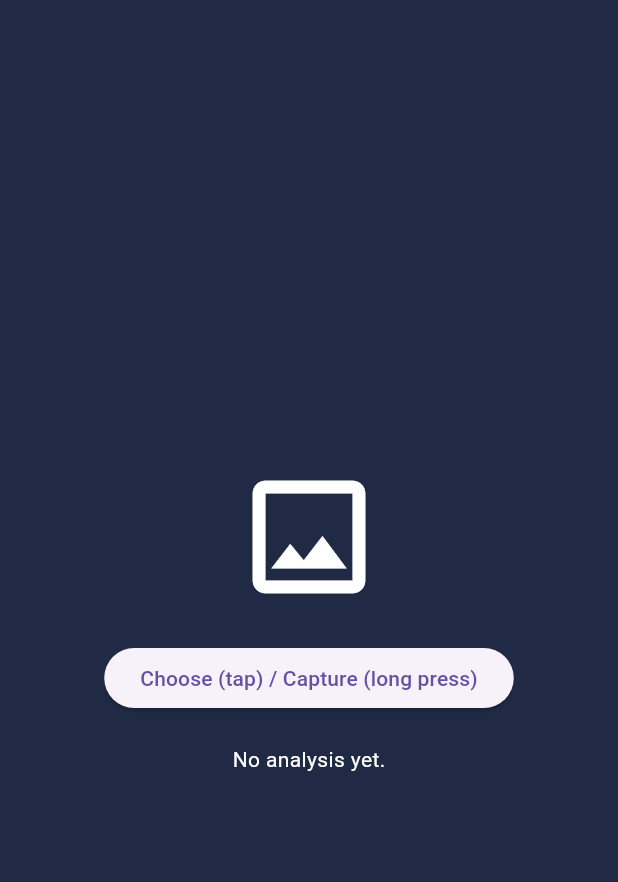
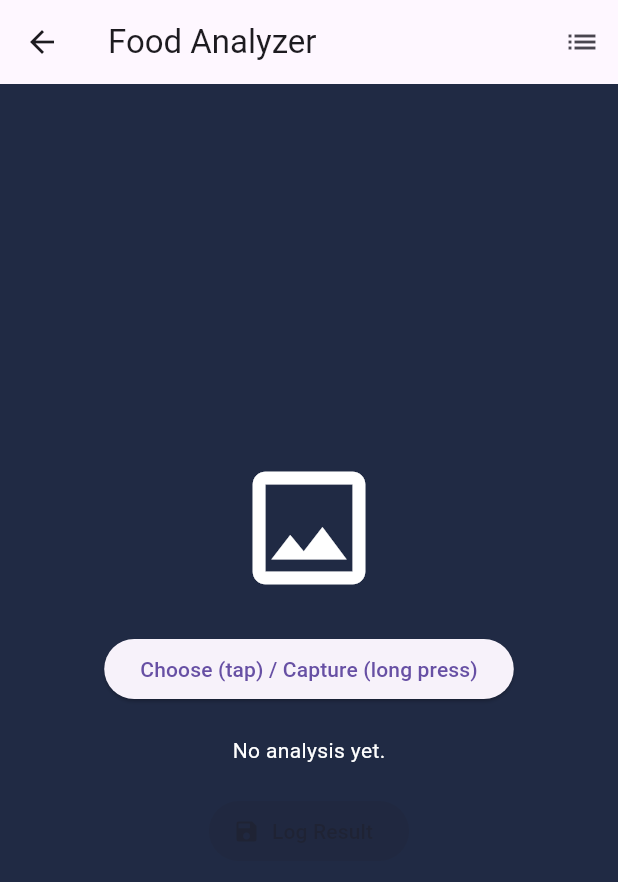
Before and after one commit to azzam404/fitnessbetav2, a Flutter app: the BottomnavState screen opened directly, after a tap on the "camera alt" icon, on a phone screen of 412 x 824 dp. Shown: the top 882 px of the screen. Run offline on Flutter 3.47's test engine with Material 3 defaults, Android fonts, the phone set to English and light mode, and no system bars; our stand-ins replace camera, carousel_slider, cloud_firestore, firebase_auth, firebase_core, fl_chart and 1 more; accounts and stored records are empty.

Commit message:
1st june

```diff
--- /dev/null
+++ b/lib/pages/analytics.dart
@@ -0,0 +1,155 @@
+import 'package:flutter/material.dart';
+import 'package:cloud_firestore/cloud_firestore.dart';
+import 'package:fl_chart/fl_chart.dart';
+import 'package:intl/intl.dart';
+
+class AnalyticsPage extends StatefulWidget {
+  const AnalyticsPage({super.key});
+
+  @override
+  State<AnalyticsPage> createState() => _AnalyticsPageState();
+}
+
+class _AnalyticsPageState extends State<AnalyticsPage> {
+  final CollectionReference _logsCollection =
+  FirebaseFirestore.instance.collection('food_logs');
+
+  @override
+  Widget build(BuildContext context) {
+    return Scaffold(
+      backgroundColor: const Color.fromRGBO(32, 42, 68, 1),
+      appBar: AppBar(
+        backgroundColor: const Color.fromRGBO(32, 42, 68, 1),
+        title: const Text('Analytics', style: TextStyle(color: Colors.white)),
+        centerTitle: true,
+      ),
+      body: StreamBuilder<QuerySnapshot>(
+        stream: _logsCollection.orderBy('timestamp', descending: true).snapshots(),
+        builder: (context, snapshot) {
+          if (snapshot.connectionState == ConnectionState.waiting) {
+            return const Center(
+                child: CircularProgressIndicator(color: Colors.white));
+          }
+
+          if (!snapshot.hasData || snapshot.data!.docs.isEmpty) {
+            return const Center(
+                child: Text('No data available.',
+                    style: TextStyle(color: Colors.white)));
+          }
+
+          final logs = snapshot.data!.docs;
+
+          // Aggregate data by date
+          Map<String, Map<String, double>> aggregatedData = {};
+          for (var log in logs) {
+            final data = log.data() as Map<String, dynamic>;
+            final timestamp = (data['timestamp'] as Timestamp).toDate();
+            final dateKey = DateFormat('yyyy-MM-dd').format(timestamp);
+
+            if (!aggregatedData.containsKey(dateKey)) {
+              aggregatedData[dateKey] = {
+                'calories': 0.0,
+                'protein': 0.0,
+                'carbs': 0.0,
+                'fat': 0.0,
+              };
+            }
+
+            aggregatedData[dateKey]!['calories'] =
+                (aggregatedData[dateKey]!['calories'] ?? 0.0) + (data['calories'] ?? 0).toDouble();
+            aggregatedData[dateKey]!['protein'] =
+                (aggregatedData[dateKey]!['protein'] ?? 0.0) + (data['protein'] ?? 0).toDouble();
+            aggregatedData[dateKey]!['carbs'] =
+                (aggregatedData[dateKey]!['carbs'] ?? 0.0) + (data['carbs'] ?? 0).toDouble();
+            aggregatedData[dateKey]!['fat'] =
+                (aggregatedData[dateKey]!['fat'] ?? 0.0) + (data['fat'] ?? 0).toDouble();
+          }
+
+          final dates = aggregatedData.keys.toList()..sort();
+          final labels = dates.map((d) {
+            final date = DateTime.parse(d);
+            return DateFormat('MM/dd').format(date);
+          }).toList();
+
+          return Padding(
+            padding: const EdgeInsets.all(16),
+            child: BarChart(
+              BarChartData(
+                maxY: _getMaxY(aggregatedData),
+                barGroups: _buildBarGroups(aggregatedData, dates),
+                titlesData: FlTitlesData(
+                  leftTitles: AxisTitles(
+                    sideTitles: SideTitles(
+                      showTitles: true,
+                      getTitlesWidget: (value, meta) {
+                        return Text(
+                          '${value.toInt()} kcal',
+                          style: const TextStyle(color: Colors.white, fontSize: 12),
+                        );
+                      },
+                      reservedSize: 40,
+                    ),
+                  ),
+                  bottomTitles: AxisTitles(
+                    sideTitles: SideTitles(
+                      showTitles: true,
+                      getTitlesWidget: (value, meta) {
+                        int index = value.toInt();
+                        if (index >= 0 && index < labels.length) {
+                          return Text(
+                            labels[index],
+                            style: const TextStyle(color: Colors.white, fontSize: 12),
+                          );
+                        }
+                        return const SizedBox.shrink();
+                      },
+                    ),
+                  ),
+                  topTitles: AxisTitles(
+                      sideTitles: SideTitles(showTitles: false)),
+                  rightTitles: AxisTitles(
+                      sideTitles: SideTitles(showTitles: false)),
+                ),
+                borderData: FlBorderData(show: false),
+                gridData: FlGridData(show: false),
+                barTouchData: BarTouchData(enabled: true),
+              ),
+            ),
+          );
+        },
+      ),
+    );
+  }
+
+  List<BarChartGroupData> _buildBarGroups(
+      Map<String, Map<String, double>> aggregatedData, List<String> dates) {
+    List<BarChartGroupData> barGroups = [];
+    for (int i = 0; i < dates.length; i++) {
+      final values = aggregatedData[dates[i]]!;
+      barGroups.add(
+        BarChartGroupData(
+          x: i,
+          barRods: [
+            BarChartRodData(
+              toY: (values['calories'] ?? 0.0),
+              color: Colors.greenAccent,
+              width: 16,
+              borderRadius: BorderRadius.circular(4),
+            ),
+          ],
+        ),
+      );
+    }
+    return barGroups;
+  }
+
+  double _getMaxY(Map<String, Map<String, double>> aggregatedData) {
+    double maxY = 0;
+    for (var values in aggregatedData.values) {
+      if ((values['calories'] ?? 0.0) > maxY) {
+        maxY = (values['calories'] ?? 0.0);
+      }
+    }
+    return maxY + 100; // add extra space on top
+  }
+}
--- a/lib/pages/camerapage.dart
+++ b/lib/pages/camerapage.dart
@@ -1,10 +1,23 @@
 import 'dart:convert';
 import 'dart:io';
-
 import 'package:flutter/material.dart';
 import 'package:http/http.dart' as http;
 import 'package:image_picker/image_picker.dart';
+import 'package:cloud_firestore/cloud_firestore.dart';
 
+Future<void> logFoodToFirestore(Map<String, dynamic> foodItem) async {
+  final CollectionReference logsCollection =
+  FirebaseFirestore.instance.collection('food_logs');
+
+  await logsCollection.add({
+    'food_name': foodItem['name'],
+    'calories': foodItem['nutrition']['calories'],
+    'protein': foodItem['nutrition']['protein'],
+    'carbs': foodItem['nutrition']['carbs'],
+    'fat': foodItem['nutrition']['fat'],
+    'timestamp': Timestamp.now(),
+  });
+}
 
 class CameraPage extends StatefulWidget {
   const CameraPage({super.key});
@@ -17,6 +30,9 @@ class _CameraPageState extends State<CameraPage> {
   File? image;
   late ImagePicker imagePicker;
   String resultText = "No analysis yet.";
+  bool canLog = false;
+
+  List<dynamic> lastAnalyzedFoodItems = [];
 
   @override
   void initState() {
@@ -30,8 +46,8 @@ class _CameraPageState extends State<CameraPage> {
       setState(() {
         image = File(selectedImage.path);
         resultText = "Analyzing...";
+        canLog = false;
       });
-
       await analyzeFoodFile(image!);
     }
   }
@@ -42,15 +58,14 @@ class _CameraPageState extends State<CameraPage> {
       setState(() {
         image = File(selectedImage.path);
         resultText = "Analyzing...";
+        canLog = false;
       });
-
       await analyzeFoodFile(image!);
     }
   }
 
-
   Future<void> analyzeFoodFile(File imageFile) async {
-    final url = Uri.parse('http://10.0.2.2:8000/analyze-file'); // your backend endpoint
+    final url = Uri.parse('http://10.0.2.2:8000/analyze-file');
 
     var request = http.MultipartRequest('POST', url);
     request.files.add(await http.MultipartFile.fromPath('file', imageFile.path));
@@ -62,51 +77,92 @@ class _CameraPageState extends State<CameraPage> {
       if (response.statusCode == 200) {
         final data = jsonDecode(response.body);
         if (data['success']) {
+          lastAnalyzedFoodItems = data['results'];
+
+          var firstItem = data['results'][0];
           StringBuffer buffer = StringBuffer();
-          for (var item in data['results']) {
-            buffer.writeln('✅ ${item['name']} (${item['probability']})');
-            if (item['nutrition'] != null) {
-              buffer.writeln('  🔥 Calories: ${item['nutrition']['calories']} kcal');
-              buffer.writeln('  🥩 Protein: ${item['nutrition']['protein']} g');
-              buffer.writeln('  🍚 Carbs: ${item['nutrition']['carbs']} g');
-              buffer.writeln('  🛢️ Fat: ${item['nutrition']['fat']} g\n');
-            }
+          buffer.writeln('✅ ${firstItem['name']} (${firstItem['probability']})');
+          if (firstItem['nutrition'] != null) {
+            buffer.writeln('  🔥 Calories: ${firstItem['nutrition']['calories']} kcal');
+            buffer.writeln('  🥩 Protein: ${firstItem['nutrition']['protein']} g');
+            buffer.writeln('  🍚 Carbs: ${firstItem['nutrition']['carbs']} g');
+            buffer.writeln('  🛢️ Fat: ${firstItem['nutrition']['fat']} g');
           }
+
           setState(() {
             resultText = buffer.toString();
+            canLog = true;
           });
         } else {
           setState(() {
             resultText = '❌ Analysis failed: ${data['message']}';
+            canLog = false;
           });
         }
       } else {
         setState(() {
           resultText = '❌ Server error: ${response.statusCode}';
+          canLog = false;
         });
       }
     } catch (e) {
       setState(() {
         resultText = '❌ Error: $e';
+        canLog = false;
       });
     }
   }
 
+  Future<void> logFirstToFirestore(List<dynamic> foodItems) async {
+    if (foodItems.isEmpty) {
+      ScaffoldMessenger.of(context).showSnackBar(
+        const SnackBar(content: Text('❌ No food items to log')),
+      );
+      return;
+    }
+
+    var firstItem = foodItems[0];
+    try {
+      await logFoodToFirestore(firstItem);
+      print('✅ Log saved for ${firstItem['name']}');
+
+      ScaffoldMessenger.of(context).showSnackBar(
+        SnackBar(content: Text('✅ Logged ${firstItem['name']} to Firestore')),
+      );
+    } catch (error) {
+      print('❌ Failed to save log for ${firstItem['name']}: $error');
+
+      ScaffoldMessenger.of(context).showSnackBar(
+        SnackBar(content: Text('❌ Failed to log ${firstItem['name']}')),
+      );
+    }
+  }
 
   @override
   Widget build(BuildContext context) {
     return Scaffold(
-      backgroundColor: Color.fromRGBO(32, 42, 68, 1),
+      backgroundColor: const Color.fromRGBO(32, 42, 68, 1),
+      appBar: AppBar(
+        title: const Text("Food Analyzer"),
+        actions: [
+          IconButton(
+            icon: const Icon(Icons.list),
+            onPressed: () {
+              Navigator.pushNamed(context, '/logs');
+            },
+          ),
+        ],
+      ),
       body: Center(
         child: SingleChildScrollView(
-          padding: EdgeInsets.all(16),
+          padding: const EdgeInsets.all(16),
           child: Column(
             mainAxisAlignment: MainAxisAlignment.center,
             children: <Widget>[
               image == null
-                  ? Icon(Icons.image_outlined, size: 100, color: Colors.white)
+                  ? const Icon(Icons.image_outlined, size: 100, color: Colors.white)
                   : Image.file(image!),
-              SizedBox(height: 20),
+              const SizedBox(height: 20),
               ElevatedButton(
                 onPressed: () {
                   chooseImage();
@@ -114,12 +170,18 @@ class _CameraPageState extends State<CameraPage> {
                 onLongPress: () {
                   captureImage();
                 },
-                child: Text("Choose (tap) / Capture (long press)"),
+                child: const Text("Choose (tap) / Capture (long press)"),
               ),
-              SizedBox(height: 20),
+              const SizedBox(height: 20),
               Text(
                 resultText,
-                style: TextStyle(color: Colors.white),
+                style: const TextStyle(color: Colors.white),
+              ),
+              const SizedBox(height: 20),
+              ElevatedButton.icon(
+                onPressed: canLog ? () => logFirstToFirestore(lastAnalyzedFoodItems) : null,
+                icon: const Icon(Icons.save),
+                label: const Text("Log Result"),
               ),
             ],
           ),
--- a/lib/pages/home.dart
+++ b/lib/pages/home.dart
@@ -2,9 +2,18 @@ import 'package:fitnessbetav2/pages/auth_service.dart';
 import 'package:fitnessbetav2/pages/profilepage.dart';
 import 'package:flutter/material.dart';
 import 'package:camera/camera.dart';
+import 'package:carousel_slider/carousel_slider.dart';
 
 class Homepage extends StatelessWidget {
   const Homepage({super.key});
+
+  final List<Map<String, dynamic>> fitnessTips = const [
+    {"text": "Stay hydrated! 💧", "color": Colors.teal},
+    {"text": "Warm up before workouts. 🔥", "color": Colors.deepOrange},
+    {"text": "Get 7-8 hours of sleep. 💤", "color": Colors.purple},
+    {"text": "Focus on proper form, not just weight. 🏋️", "color": Colors.indigo},
+    {"text": "Consistency is key! 💪", "color": Colors.green},
+  ];
 
   @override
   Widget build(BuildContext context) {
@@ -15,12 +24,12 @@ class Homepage extends StatelessWidget {
       backgroundColor: const Color.fromRGBO(32, 42, 68, 1),
       body: CustomScrollView(
         slivers: [
-          // SliverAppBar (Shrinks on Scroll)
+          // SliverAppBar
           SliverAppBar(
-            expandedHeight: 120.0, // Height when fully expanded
+            expandedHeight: 120.0,
             backgroundColor: const Color.fromRGBO(32, 42, 68, 1),
             floating: false,
-            pinned: true, // Stays at the top when scrolling up
+            pinned: true,
             flexibleSpace: FlexibleSpaceBar(
               titlePadding: const EdgeInsets.only(left: 20, bottom: 10),
               title: const Text(
@@ -91,10 +100,15 @@ class Homepage extends StatelessWidget {
             ),
           ),
 
-          // Fitness Stats (Progress, Calories, Workout, Steps)
+          // Main content
           SliverList(
             delegate: SliverChildListDelegate([
               const SizedBox(height: 10),
+
+              // Fitness Tips Carousel
+              _buildTipsCarousel(context),
+
+              const SizedBox(height: 20),
 
               // Caloric Intake Box
               _buildFitnessCard(
@@ -124,6 +138,57 @@ class Homepage extends StatelessWidget {
           ),
         ],
       ),
+    );
+  }
+
+  // Widget for Fitness Tips Carousel
+  Widget _buildTipsCarousel(BuildContext context) {
+    double screenWidth = MediaQuery.of(context).size.width;
+
+    return CarouselSlider(
+      options: CarouselOptions(
+        height: 180,
+        autoPlay: true,
+        enlargeCenterPage: true,
+        enableInfiniteScroll: true,
+        viewportFraction: 0.95, // wider: closer to screen edges
+      ),
+      items: fitnessTips.map((tip) {
+        return Builder(
+          builder: (BuildContext context) {
+            return Container(
+              width: screenWidth * 0.95,
+              margin: const EdgeInsets.symmetric(horizontal: 2.0),
+              decoration: BoxDecoration(
+                color: tip["color"],
+                borderRadius: BorderRadius.circular(20),
+                boxShadow: [
+                  BoxShadow(
+                    color: Colors.black.withOpacity(0.3),
+                    spreadRadius: 2,
+                    blurRadius: 5,
+                    offset: const Offset(0, 3),
+                  ),
+                ],
+              ),
+              child: Center(
+                child: Padding(
+                  padding: const EdgeInsets.symmetric(horizontal: 16.0),
+                  child: Text(
+                    tip["text"],
+                    textAlign: TextAlign.center,
+                    style: const TextStyle(
+                      fontSize: 20.0,
+                      color: Colors.white,
+                      fontWeight: FontWeight.bold,
+                    ),
+                  ),
+                ),
+              ),
+            );
+          },
+        );
+      }).toList(),
     );
   }
 
--- /dev/null
+++ b/lib/pages/logs.dart
@@ -0,0 +1,151 @@
+import 'package:flutter/material.dart';
+import 'package:cloud_firestore/cloud_firestore.dart';
+import 'package:intl/intl.dart';
+
+class LogsPage extends StatefulWidget {
+  const LogsPage({super.key});
+
+  @override
+  State<LogsPage> createState() => _LogsPageState();
+}
+
+class _LogsPageState extends State<LogsPage> {
+  final CollectionReference _logsCollection =
+  FirebaseFirestore.instance.collection('food_logs');
+
+  @override
+  Widget build(BuildContext context) {
+    return Scaffold(
+      backgroundColor: const Color.fromRGBO(32, 42, 68, 1),
+      appBar: AppBar(
+        backgroundColor: const Color.fromRGBO(32, 42, 68, 1),
+        title: const Text('Food Logs', style: TextStyle(color: Colors.white)),
+        centerTitle: true,
+      ),
+      body: StreamBuilder<QuerySnapshot>(
+        stream: _logsCollection.orderBy('timestamp', descending: true).snapshots(),
+        builder: (context, snapshot) {
+          if (snapshot.connectionState == ConnectionState.waiting) {
+            return const Center(
+                child: CircularProgressIndicator(color: Colors.white));
+          }
+
+          if (!snapshot.hasData || snapshot.data!.docs.isEmpty) {
+            return const Center(
+                child: Text('No logs yet.',
+                    style: TextStyle(color: Colors.white)));
+          }
+
+          final logs = snapshot.data!.docs;
+
+          // Group logs by date
+          Map<String, List<QueryDocumentSnapshot>> groupedLogs = {};
+          for (var log in logs) {
+            final data = log.data() as Map<String, dynamic>;
+            final timestamp = (data['timestamp'] as Timestamp).toDate();
+            final dateKey = DateFormat('yyyy-MM-dd').format(timestamp);
+
+            if (!groupedLogs.containsKey(dateKey)) {
+              groupedLogs[dateKey] = [];
+            }
+            groupedLogs[dateKey]!.add(log);
+          }
+
+          return ListView(
+            children: groupedLogs.entries.map((entry) {
+              final date = DateFormat('MMMM dd, yyyy').format(DateTime.parse(entry.key));
+              final dayLogs = entry.value;
+
+              return Column(
+                crossAxisAlignment: CrossAxisAlignment.start,
+                children: [
+                  Padding(
+                    padding:
+                    const EdgeInsets.symmetric(horizontal: 16, vertical: 8),
+                    child: Text(
+                      date,
+                      style: const TextStyle(
+                          color: Colors.white70,
+                          fontSize: 18,
+                          fontWeight: FontWeight.bold),
+                    ),
+                  ),
+                  ...dayLogs.map((log) {
+                    final data = log.data() as Map<String, dynamic>;
+                    final timestamp = (data['timestamp'] as Timestamp).toDate();
+                    final time = DateFormat('HH:mm').format(timestamp);
+
+                    return Card(
+                      color: const Color.fromRGBO(43, 39, 176, 1),
+                      margin: const EdgeInsets.symmetric(
+                          horizontal: 16, vertical: 4),
+                      child: ListTile(
+                        title: Text(
+                          '${data['food_name'] ?? 'Unknown'}',
+                          style: const TextStyle(
+                              color: Colors.white, fontSize: 18),
+                        ),
+                        subtitle: Padding(
+                          padding: const EdgeInsets.only(top: 4),
+                          child: Text(
+                            '⏰ $time\n'
+                                '🔥 Calories: ${_formatNumber(data['calories'])} kcal\n'
+                                '🥩 Protein: ${_formatNumber(data['protein'])} g | '
+                                '🍚 Carbs: ${_formatNumber(data['carbs'])} g | '
+                                '🛢️ Fat: ${_formatNumber(data['fat'])} g',
+                            style: const TextStyle(
+                                color: Colors.white70, fontSize: 14),
+                          ),
+                        ),
+                        trailing: IconButton(
+                          icon: const Icon(Icons.delete, color: Colors.redAccent),
+                          onPressed: () => _deleteLog(log.id),
+                        ),
+                      ),
+                    );
+                  }).toList(),
+                ],
+              );
+            }).toList(),
+          );
+        },
+      ),
+    );
+  }
+
+  String _formatNumber(dynamic value) {
+    if (value == null) return 'N/A';
+    if (value is num) {
+      return value.toStringAsFixed(1);
+    }
+    return value.toString();
+  }
+
+  void _deleteLog(String docId) {
+    showDialog(
+      context: context,
+      builder: (context) => AlertDialog(
+        backgroundColor: const Color.fromRGBO(32, 42, 68, 1),
+        title: const Text('Delete Log', style: TextStyle(color: Colors.white)),
+        content: const Text('Are you sure you want to delete this log?',
+            style: TextStyle(color: Colors.white70)),
+        actions: [
+          TextButton(
+            onPressed: () => Navigator.pop(context),
+            child: const Text('Cancel', style: TextStyle(color: Colors.grey)),
+          ),
+          TextButton(
+            onPressed: () async {
+              await _logsCollection.doc(docId).delete();
+              Navigator.pop(context);
+              ScaffoldMessenger.of(context).showSnackBar(
+                const SnackBar(content: Text('✅ Log deleted')),
+              );
+            },
+            child: const Text('Delete', style: TextStyle(color: Colors.redAccent)),
+          ),
+        ],
+      ),
+    );
+  }
+}
--- a/lib/pages/navbar.dart
+++ b/lib/pages/navbar.dart
@@ -1,6 +1,8 @@
 import 'package:flutter/material.dart';
+import 'analytics.dart';
 import 'camerapage.dart';
 import 'home.dart';
+import 'logs.dart';
 
 class BottomnavState extends StatefulWidget {
   const BottomnavState({super.key});
@@ -13,7 +15,9 @@ class _BottomnavStateState extends State<BottomnavState> {
   int _selectedIndex = 0;
 
   final List<Widget> _widgetOptions = [
-    const Homepage(), // Ensure this widget is defined in home.dart
+    const Homepage(),
+    LogsPage(),
+    const AnalyticsPage(),
   ];
 
   void _onItemTapped(int index) {
@@ -25,6 +29,7 @@ class _BottomnavStateState extends State<BottomnavState> {
   @override
   Widget build(BuildContext context) {
     return Scaffold(
+      backgroundColor: const Color.fromRGBO(32, 42, 68, 1),
       body: Column(
         mainAxisAlignment: MainAxisAlignment.spaceBetween,
         children: [
@@ -34,7 +39,14 @@ class _BottomnavStateState extends State<BottomnavState> {
               children: _widgetOptions,
             ),
           ),
-          Container(
+          _buildBottomNavBar(),
+        ],
+      ),
+    );
+  }
+
+  Widget _buildBottomNavBar() {
+    return Container(
       decoration: BoxDecoration(
         color: const Color.fromRGBO(32, 42, 68, 1),
         boxShadow: [
@@ -47,7 +59,7 @@ class _BottomnavStateState extends State<BottomnavState> {
       ),
       child: Column(
         children: [
-                const SizedBox(height: 2), // Space for SOS button
+          const SizedBox(height: 2),
           Stack(
             alignment: Alignment.topCenter,
             clipBehavior: Clip.none,
@@ -55,42 +67,22 @@ class _BottomnavStateState extends State<BottomnavState> {
               SizedBox(
                 height: 60,
                 child: Row(
-                        mainAxisAlignment: MainAxisAlignment.spaceBetween, // Space items evenly in each section
-                        children: [
-                          // Left-side navigation items
-                          Expanded(
-                            child: Row(
                   mainAxisAlignment: MainAxisAlignment.spaceEvenly,
                   children: [
                     _buildNavItem(Icons.home, 'Home', 0),
                     _buildNavItem(Icons.list, 'Log', 1),
-                              ],
-                            ),
-                          ),
-
-                          // Floating Action Button (FAB) in center
-                          const SizedBox(width: 70), // Space for FAB
-
-                          // Right-side navigation items
-                          Expanded(
-                            child: Row(
-                              mainAxisAlignment: MainAxisAlignment.spaceEvenly,
-                              children: [
+                    const SizedBox(width: 70), // space for FAB
                     _buildNavItem(Icons.stacked_line_chart_sharp, 'Analytics', 2),
-                                _buildNavItem(Icons.calendar_month, 'Calendar', 3),
-                              ],
-                            ),
-                          ),
                   ],
                 ),
               ),
               Positioned(
                 top: -10,
                 child: FloatingActionButton(
-                        onPressed: ()  async {
+                  onPressed: () {
                     Navigator.push(
                       context,
-                            MaterialPageRoute(builder: (context) => CameraPage()),
+                      MaterialPageRoute(builder: (context) => const CameraPage()),
                     );
                   },
                   backgroundColor: const Color.fromRGBO(43, 39, 176, 1),
@@ -99,9 +91,6 @@ class _BottomnavStateState extends State<BottomnavState> {
                 ),
               ),
             ],
-                ),
-              ],
-            ),
           ),
         ],
       ),
--- a/pubspec.yaml
+++ b/pubspec.yaml
@@ -42,6 +42,11 @@ dependencies:
   image: ^4.0.17
   firebase_core: ^3.13.1
   firebase_auth: ^5.5.4
+  firebase_database: ^11.3.6
+  cloud_firestore: ^5.6.8
+  intl: ^0.20.2
+  carousel_slider: ^5.0.0
+  fl_chart: ^1.0.0
 
 dev_dependencies:
   flutter_test:
```
Also changed, not shown: pubspec.lock, 3 other files. Lines whose indentation alone changed are shown as unchanged.
